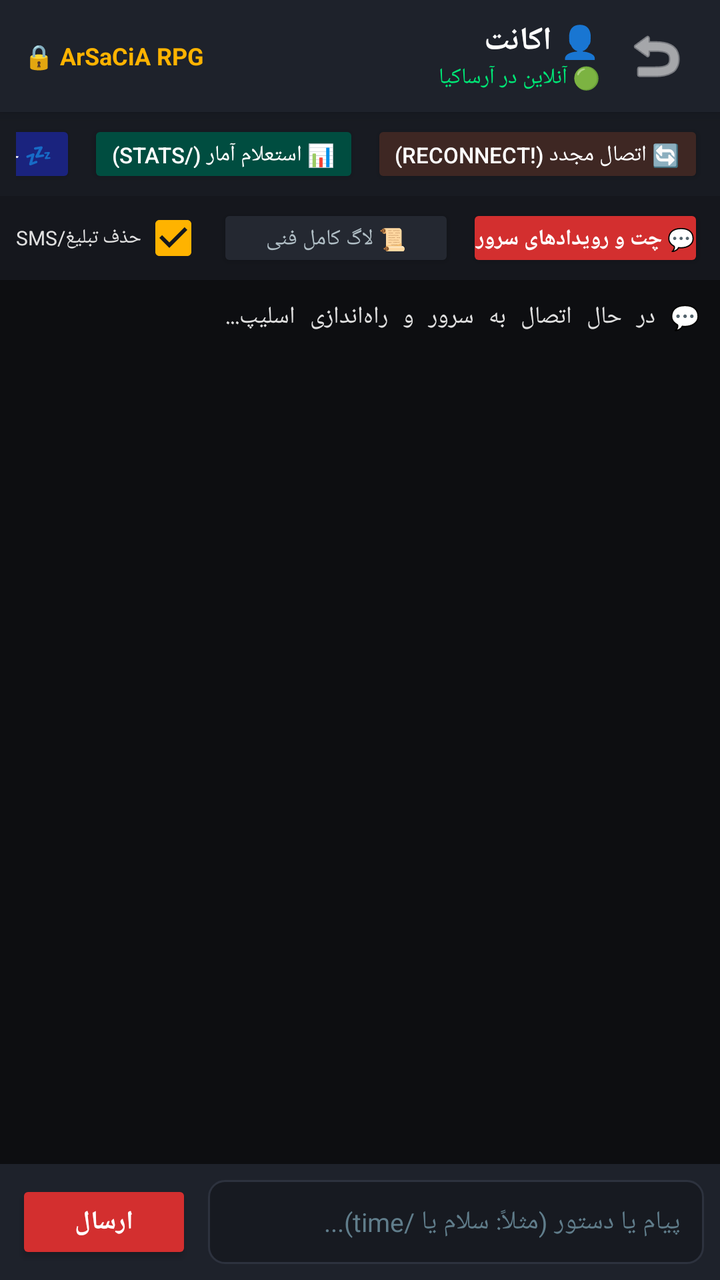
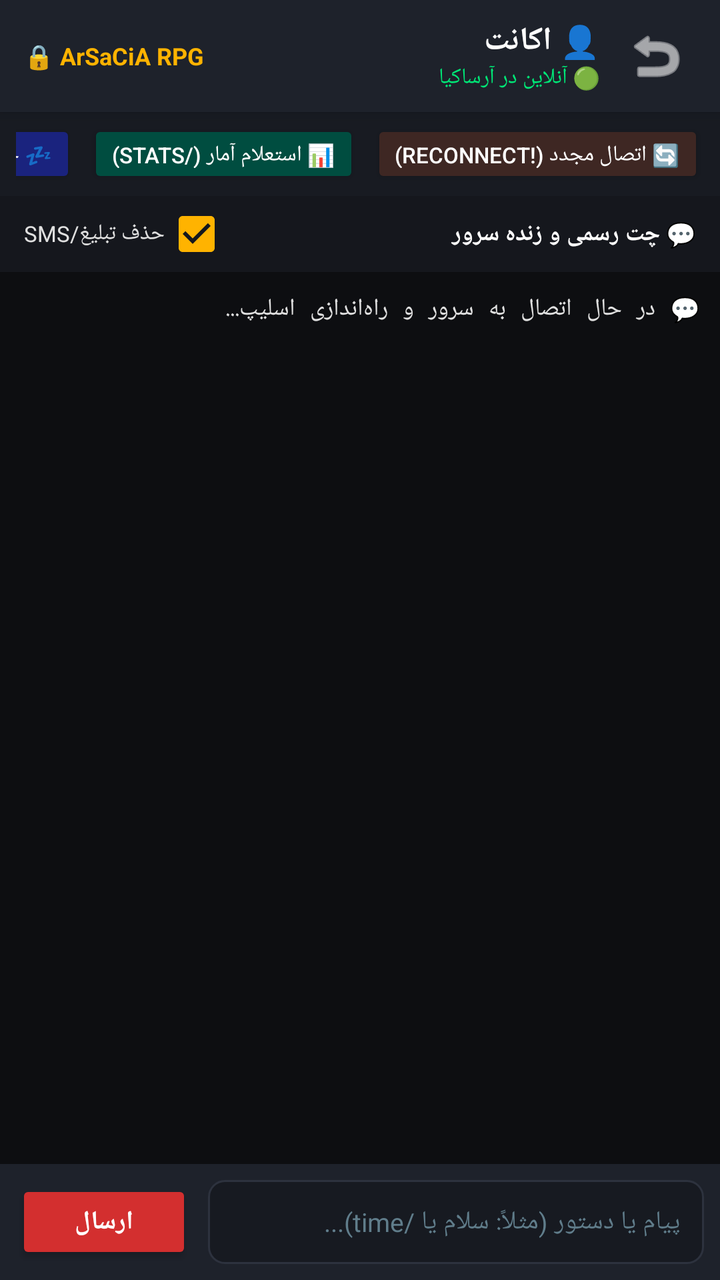

The first picture is an Android layout as it rendered before a commit; the second is the same layout after the commit. The layout source and the unified diff follow.
<!-- AndroidManifest.xml: application theme Theme.AGRak -->
<!-- res/layout/activity_chat.xml -->
<?xml version="1.0" encoding="utf-8"?>
<LinearLayout xmlns:android="http://schemas.android.com/apk/res/android"
    xmlns:app="http://schemas.android.com/apk/res-auto"
    android:layout_width="match_parent"
    android:layout_height="match_parent"
    android:background="@color/bg_dark"
    android:orientation="vertical"
    android:layoutDirection="rtl">

    
    <androidx.cardview.widget.CardView
        android:layout_width="match_parent"
        android:layout_height="wrap_content"
        app:cardBackgroundColor="@color/card_dark"
        app:cardCornerRadius="0dp"
        app:cardElevation="4dp">

        <LinearLayout
            android:layout_width="match_parent"
            android:layout_height="56dp"
            android:gravity="center_vertical"
            android:orientation="horizontal"
            android:paddingHorizontal="12dp">

            <ImageButton
                android:id="@+id/btnBack"
                android:layout_width="40dp"
                android:layout_height="40dp"
                android:background="?attr/selectableItemBackgroundBorderless"
                android:src="@android:drawable/ic_menu_revert"
                android:tint="@color/text_white"
                android:contentDescription="بازگشت" />

            <LinearLayout
                android:layout_width="0dp"
                android:layout_height="wrap_content"
                android:layout_marginStart="8dp"
                android:layout_weight="1"
                android:orientation="vertical">

                <TextView
                    android:id="@+id/tvChatAccountName"
                    android:layout_width="wrap_content"
                    android:layout_height="wrap_content"
                    android:text="👤 اکانت"
                    android:textColor="@color/text_white"
                    android:textSize="16sp"
                    android:textStyle="bold" />

                <TextView
                    android:id="@+id/tvChatStatus"
                    android:layout_width="wrap_content"
                    android:layout_height="wrap_content"
                    android:text="🟢 آنلاین در آرساکیا"
                    android:textColor="@color/status_green"
                    android:textSize="11sp" />
            </LinearLayout>

            
            <TextView
                android:layout_width="wrap_content"
                android:layout_height="wrap_content"
                android:text="🔒 ArSaCiA RPG"
                android:textColor="@color/accent_gold"
                android:textSize="12sp"
                android:textStyle="bold" />

        </LinearLayout>
    </androidx.cardview.widget.CardView>

    
    <HorizontalScrollView
        android:layout_width="match_parent"
        android:layout_height="wrap_content"
        android:background="#181B22"
        android:paddingVertical="4dp"
        android:paddingHorizontal="8dp"
        android:scrollbars="none">

        <LinearLayout
            android:layout_width="wrap_content"
            android:layout_height="wrap_content"
            android:orientation="horizontal">

            <Button
                android:id="@+id/btnQuickReconnect"
                android:layout_width="wrap_content"
                android:layout_height="34dp"
                android:layout_marginEnd="6dp"
                android:backgroundTint="#3E2723"
                android:text="🔄 اتصال مجدد (!reconnect)"
                android:textColor="@color/text_white"
                android:textSize="11sp" />

            <Button
                android:id="@+id/btnQuickStats"
                android:layout_width="wrap_content"
                android:layout_height="34dp"
                android:layout_marginEnd="6dp"
                android:backgroundTint="#004D40"
                android:text="📊 استعلام آمار (/stats)"
                android:textColor="@color/text_white"
                android:textSize="11sp" />

            <Button
                android:id="@+id/btnQuickSleep"
                android:layout_width="wrap_content"
                android:layout_height="34dp"
                android:backgroundTint="#1A237E"
                android:text="💤 حالت خواب (/sleep)"
                android:textColor="@color/text_white"
                android:textSize="11sp" />
        </LinearLayout>
    </HorizontalScrollView>

    
    <LinearLayout
        android:layout_width="match_parent"
        android:layout_height="wrap_content"
        android:background="#15171D"
        android:gravity="center_vertical"
        android:orientation="horizontal"
        android:paddingHorizontal="8dp"
        android:paddingVertical="4dp">

        <Button
            android:id="@+id/btnTabChat"
            android:layout_width="0dp"
            android:layout_height="34dp"
            android:layout_weight="1"
            android:backgroundTint="@color/primary_red"
            android:insetTop="0dp"
            android:insetBottom="0dp"
            android:paddingHorizontal="4dp"
            android:text="💬 چت و رویدادهای سرور"
            android:textColor="@color/text_white"
            android:textSize="11sp"
            android:textStyle="bold" />

        <Button
            android:id="@+id/btnTabLogs"
            android:layout_width="0dp"
            android:layout_height="34dp"
            android:layout_weight="1"
            android:layout_marginStart="6dp"
            android:backgroundTint="#242831"
            android:insetTop="0dp"
            android:insetBottom="0dp"
            android:paddingHorizontal="4dp"
            android:text="📜 لاگ کامل فنی"
            android:textColor="@color/text_secondary"
            android:textSize="11sp" />

        <CheckBox
            android:id="@+id/cbFilterSmsAds"
            android:layout_width="wrap_content"
            android:layout_height="34dp"
            android:layout_marginStart="6dp"
            android:checked="true"
            android:buttonTint="@color/accent_gold"
            android:text="حذف تبلیغ/SMS"
            android:textColor="#E0E0E0"
            android:textSize="10sp" />

    </LinearLayout>

    
    <ScrollView
        android:id="@+id/scrollConsole"
        android:layout_width="match_parent"
        android:layout_height="0dp"
        android:layout_weight="1"
        android:background="#0D0E11"
        android:padding="10dp"
        android:fillViewport="true">

        <TextView
            android:id="@+id/tvConsoleLogs"
            android:layout_width="match_parent"
            android:layout_height="wrap_content"
            android:textColor="#E0E0E0"
            android:textSize="12sp"
            android:typeface="monospace"
            android:textIsSelectable="true"
            android:text="💬 در حال اتصال به سرور و راه‌اندازی اسلیپ...\n" />
    </ScrollView>

    
    <androidx.cardview.widget.CardView
        android:layout_width="match_parent"
        android:layout_height="wrap_content"
        app:cardBackgroundColor="@color/card_dark"
        app:cardCornerRadius="0dp"
        app:cardElevation="8dp">

        <LinearLayout
            android:layout_width="match_parent"
            android:layout_height="wrap_content"
            android:gravity="center_vertical"
            android:orientation="horizontal"
            android:padding="8dp">

            <EditText
                android:id="@+id/etChatMessage"
                android:layout_width="0dp"
                android:layout_height="42dp"
                android:layout_weight="1"
                android:background="@drawable/bg_input_field"
                android:hint="پیام یا دستور (مثلاً: سلام یا /time)..."
                android:textColorHint="@color/text_hint"
                android:textColor="@color/text_white"
                android:textSize="13sp"
                android:paddingHorizontal="12dp"
                android:singleLine="true" />

            <Button
                android:id="@+id/btnSendMessage"
                android:layout_width="wrap_content"
                android:layout_height="42dp"
                android:layout_marginStart="8dp"
                android:backgroundTint="@color/primary_red"
                android:text="@string/send"
                android:textColor="@color/text_white"
                android:textStyle="bold"
                android:textSize="13sp" />

        </LinearLayout>
    </androidx.cardview.widget.CardView>

</LinearLayout>
<!-- resources referenced by this layout -->
<resources>
  <color name="accent_gold">#FFB300</color>
  <color name="bg_dark">#121418</color>
  <color name="card_dark">#1E222B</color>
  <color name="primary_red">#D32F2F</color>
  <color name="status_green">#00E676</color>
  <color name="text_hint">#607D8B</color>
  <color name="text_secondary">#B0BEC5</color>
  <color name="text_white">#FFFFFF</color>
  <!-- drawable bg_input_field (drawable) -->
  <?xml version="1.0" encoding="utf-8"?>
  <shape xmlns:android="http://schemas.android.com/apk/res/android"
      android:shape="rectangle">
      <solid android:color="#171A21" />
      <stroke
          android:width="1dp"
          android:color="@color/card_stroke" />
      <corners android:radius="8dp" />
  </shape>
  <string name="send">ارسال</string>
  <style name="Theme.AGRak" parent="Theme.AppCompat.DayNight.NoActionBar">
          <item name="colorPrimary">@color/primary_red</item>
          <item name="colorPrimaryDark">@color/primary_red_dark</item>
          <item name="colorAccent">@color/accent_gold</item>
          <item name="android:windowBackground">@color/bg_dark</item>
          <item name="android:statusBarColor">#0A0B0E</item>
          <item name="android:navigationBarColor">#0A0B0E</item>
      </style>
  <color name="card_stroke">#2D323E</color>
  <color name="primary_red_dark">#9A0007</color>
</resources>

<!-- the commit's change to res/layout/activity_chat.xml (unified diff, before → after) -->
@@ -116,51 +116,30 @@
     
     <LinearLayout
         android:layout_width="match_parent"
-        android:layout_height="wrap_content"
+        android:layout_height="38dp"
         android:background="#15171D"
         android:gravity="center_vertical"
         android:orientation="horizontal"
-        android:paddingHorizontal="8dp"
-        android:paddingVertical="4dp">
-
-        <Button
-            android:id="@+id/btnTabChat"
+        android:paddingHorizontal="12dp">
+
+        <TextView
             android:layout_width="0dp"
-            android:layout_height="34dp"
+            android:layout_height="wrap_content"
             android:layout_weight="1"
-            android:backgroundTint="@color/primary_red"
-            android:insetTop="0dp"
-            android:insetBottom="0dp"
-            android:paddingHorizontal="4dp"
-            android:text="💬 چت و رویدادهای سرور"
+            android:text="💬 چت رسمی و زنده سرور"
             android:textColor="@color/text_white"
-            android:textSize="11sp"
-            android:textStyle="bold" />
-
-        <Button
-            android:id="@+id/btnTabLogs"
-            android:layout_width="0dp"
-            android:layout_height="34dp"
-            android:layout_weight="1"
-            android:layout_marginStart="6dp"
-            android:backgroundTint="#242831"
-            android:insetTop="0dp"
-            android:insetBottom="0dp"
-            android:paddingHorizontal="4dp"
-            android:text="📜 لاگ کامل فنی"
-            android:textColor="@color/text_secondary"
-            android:textSize="11sp" />
+            android:textStyle="bold"
+            android:textSize="12sp" />
 
         <CheckBox
             android:id="@+id/cbFilterSmsAds"
             android:layout_width="wrap_content"
             android:layout_height="34dp"
-            android:layout_marginStart="6dp"
             android:checked="true"
             android:buttonTint="@color/accent_gold"
             android:text="حذف تبلیغ/SMS"
             android:textColor="#E0E0E0"
-            android:textSize="10sp" />
+            android:textSize="11sp" />
 
     </LinearLayout>
 
<!-- resource entries referenced after the edit -->
@@ -6,7 +6,6 @@
   <color name="primary_red">#D32F2F</color>
   <color name="status_green">#00E676</color>
   <color name="text_hint">#607D8B</color>
-  <color name="text_secondary">#B0BEC5</color>
   <color name="text_white">#FFFFFF</color>
   <!-- drawable bg_input_field (drawable) -->
   <?xml version="1.0" encoding="utf-8"?>
